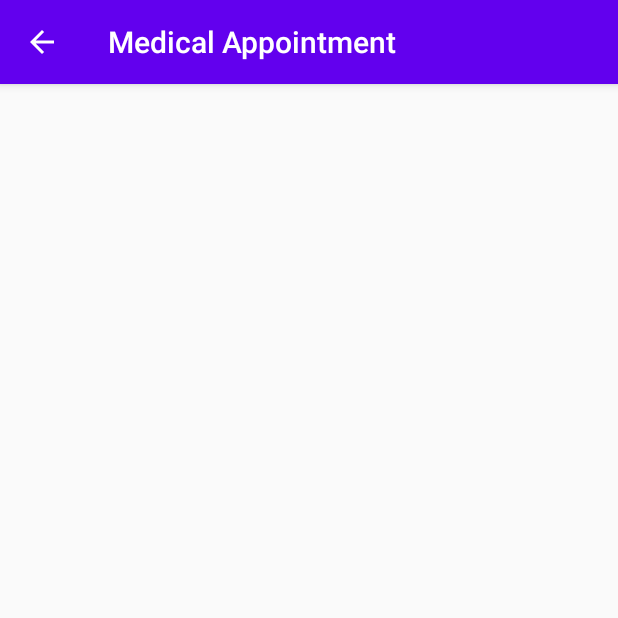
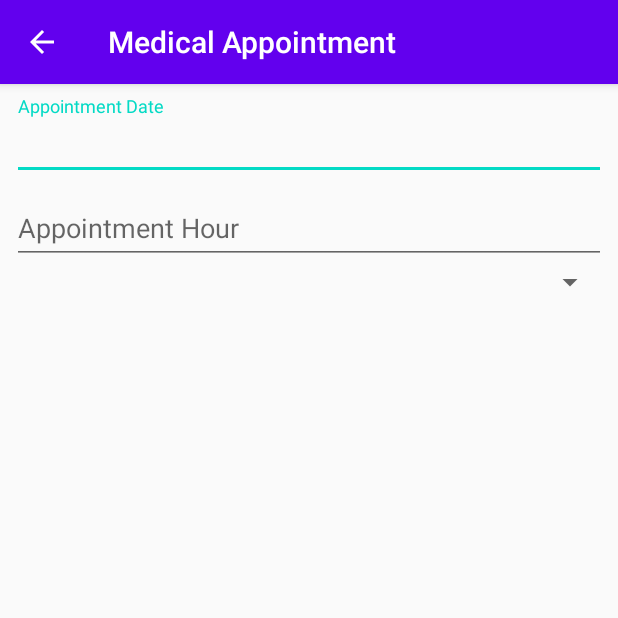
Before and after one commit to DavidsJulio/ConsultaMedica, an Android app: the AddAppointActivity screen opened directly, with no data from a screen before it, on a phone screen of 412 x 824 dp, the top half of it. Run offline under Robolectric (Android 15) with nearby library versions, the phone set to English and light mode, and no system bars.

Commit message:
- activity_add_appoint.xml, código para a activity - Criação das strings correspondentes, incialização dos componentes na class

```diff
--- a/app/src/main/java/com/davidjulio/consultamedica/AddAppointActivity.java
+++ b/app/src/main/java/com/davidjulio/consultamedica/AddAppointActivity.java
@@ -4,11 +4,18 @@ import androidx.appcompat.app.AppCompatActivity;
 
 import android.os.Bundle;
 
+import com.google.android.material.textfield.TextInputEditText;
+
 public class AddAppointActivity extends AppCompatActivity {
+
+    TextInputEditText tiDateAppoint, tiHourAppoint;
 
     @Override
     protected void onCreate(Bundle savedInstanceState) {
         super.onCreate(savedInstanceState);
         setContentView(R.layout.activity_add_appoint);
+
+        tiDateAppoint = (TextInputEditText) findViewById(R.id.tiDateAppoint);
+        tiHourAppoint = (TextInputEditText) findViewById(R.id.tiHourAppoint);
     }
 }
--- a/app/src/main/res/layout/activity_add_appoint.xml
+++ b/app/src/main/res/layout/activity_add_appoint.xml
@@ -1,9 +1,38 @@
 <?xml version="1.0" encoding="utf-8"?>
-<androidx.constraintlayout.widget.ConstraintLayout xmlns:android="http://schemas.android.com/apk/res/android"
+<LinearLayout xmlns:android="http://schemas.android.com/apk/res/android"
     xmlns:app="http://schemas.android.com/apk/res-auto"
     xmlns:tools="http://schemas.android.com/tools"
     android:layout_width="match_parent"
     android:layout_height="match_parent"
+    android:orientation="vertical"
     tools:context=".AddAppointActivity">
 
-</androidx.constraintlayout.widget.ConstraintLayout>
+    <com.google.android.material.textfield.TextInputLayout
+        android:layout_width="match_parent"
+        android:layout_height="wrap_content"
+        android:layout_margin="8dp">
+
+        <com.google.android.material.textfield.TextInputEditText
+            android:id="@+id/tiDateAppoint"
+            android:layout_width="match_parent"
+            android:layout_height="wrap_content"
+            android:hint="@string/appoint_date" />
+
+        <com.google.android.material.textfield.TextInputLayout
+            android:layout_width="match_parent"
+            android:layout_height="match_parent">
+
+            <Spinner
+                android:id="@+id/spinner"
+                android:layout_width="match_parent"
+                android:layout_height="wrap_content"
+                android:layout_weight="1" />
+
+            <com.google.android.material.textfield.TextInputEditText
+                android:id="@+id/tiHourAppoint"
+                android:layout_width="match_parent"
+                android:layout_height="wrap_content"
+                android:hint="@string/appoint_hour" />
+        </com.google.android.material.textfield.TextInputLayout>
+    </com.google.android.material.textfield.TextInputLayout>
+</LinearLayout>
--- a/app/src/main/res/values/strings.xml
+++ b/app/src/main/res/values/strings.xml
@@ -25,4 +25,6 @@
     <string name="result">Result COVID-19</string>
     <string name="infoSaved">Saved</string>
 
+    <string name="appoint_date">Appointment Date</string>
+    <string name="appoint_hour">Appointment Hour</string>
 </resources>
```
Also changed, not shown: 1 other file.
